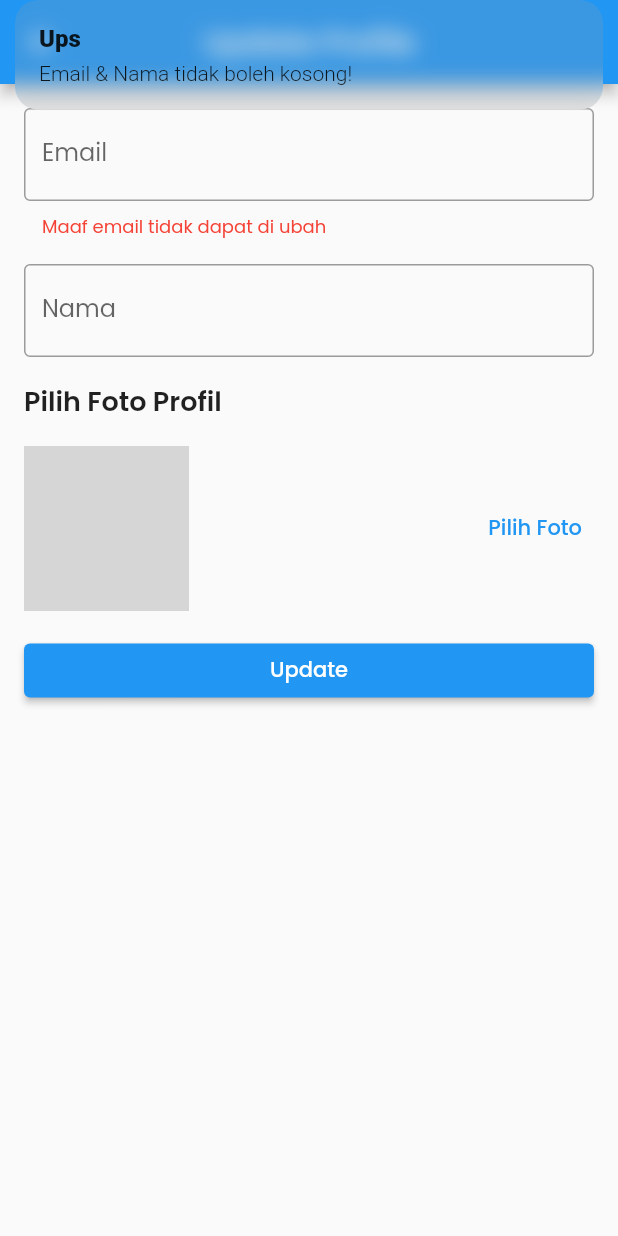
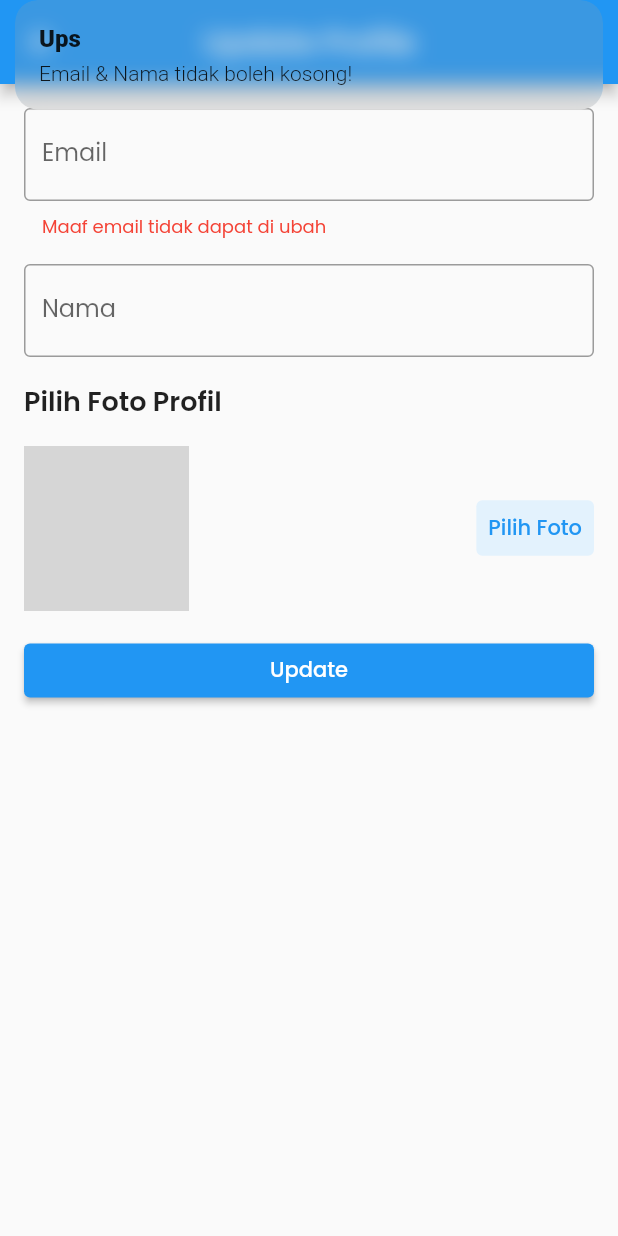
Before and after one commit to antonijulio/lokasiawan, a Flutter app: the UpdateProfileView screen opened directly with empty values, after a tap on "Update", on a phone screen of 412 x 824 dp. Run offline on Flutter 3.47's test engine with Material 2 defaults, Android fonts, the phone set to English and light mode, and no system bars; our stand-ins replace cloud_firestore, firebase_auth, firebase_core, firebase_storage, get, google_fonts and 1 more; accounts and stored records are empty; network calls fail; grey boxes are pictures that could not be loaded.

Commit message:
add fitur: add & update profil & user avatar

```diff
--- a/lib/app/modules/update_profile/controllers/update_profile_controller.dart
+++ b/lib/app/modules/update_profile/controllers/update_profile_controller.dart
@@ -1,7 +1,10 @@
+import 'dart:io';
+
 import 'package:cloud_firestore/cloud_firestore.dart';
 import 'package:flutter/material.dart';
 import 'package:get/get.dart';
 import 'package:image_picker/image_picker.dart';
+import 'package:firebase_storage/firebase_storage.dart' as fs;
 
 class UpdateProfileController extends GetxController {
   final nameController = TextEditingController();
@@ -10,6 +13,8 @@ class UpdateProfileController extends GetxController {
   RxBool isLoading = false.obs;
 
   FirebaseFirestore firestore = FirebaseFirestore.instance;
+  //? fs = FIREBASE STORAGE
+  fs.FirebaseStorage storage = fs.FirebaseStorage.instance;
 
   final ImagePicker picker = ImagePicker();
 
@@ -19,13 +24,28 @@ class UpdateProfileController extends GetxController {
     isLoading.value = true;
     if (nameController.text.isNotEmpty && emailController.text.isNotEmpty) {
       try {
+        Map<String, dynamic> userData = {
+          "name": nameController.text,
+        };
+
+        //^ UPLOAD PROFILE PHOTO
+        if (image != null) {
+          File file = File(image!.path);
+          //? ext = extention[.jpg, .png, dll]
+          String ext = image!.name.split('.').last;
+
+          await storage.ref('$userID/avatar.$ext').putFile(file);
+          String avatarUrl =
+              await storage.ref('$userID/avatar.$ext').getDownloadURL();
+
+          userData.addAll({"avatar": avatarUrl});
+        }
+
         //^ UPDATE USER NAME
-        await firestore.collection("karyawan").doc(userID).update({
-          "name": nameController.text,
-        });
+        await firestore.collection("karyawan").doc(userID).update(userData);
 
         Get.back();
-        Get.snackbar("Yey", "Berhasil mengubah nama");
+        Get.snackbar("Yey", "Profil anda berhasil di ubah");
       } catch (e) {
         Get.snackbar("Terjadi Kesalahan Server!", e.toString());
       } finally {
@@ -39,9 +59,6 @@ class UpdateProfileController extends GetxController {
 
   void pickImage() async {
     image = await picker.pickImage(source: ImageSource.gallery);
-
-    if (image != null) {
-    } else {}
     update();
   }
 }
--- a/lib/app/modules/update_profile/views/update_profile_view.dart
+++ b/lib/app/modules/update_profile/views/update_profile_view.dart
@@ -103,6 +103,9 @@ class UpdateProfileView extends GetView<UpdateProfileController> {
                 },
               ),
               TextButton(
+                style: ElevatedButton.styleFrom(
+                  backgroundColor: Colors.blue.shade50,
+                ),
                 onPressed: () {
                   controller.pickImage();
                 },
```
